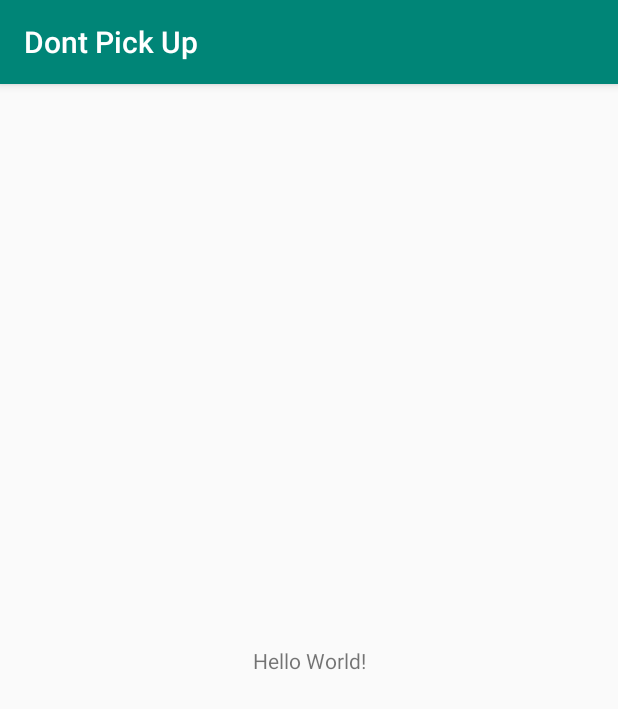
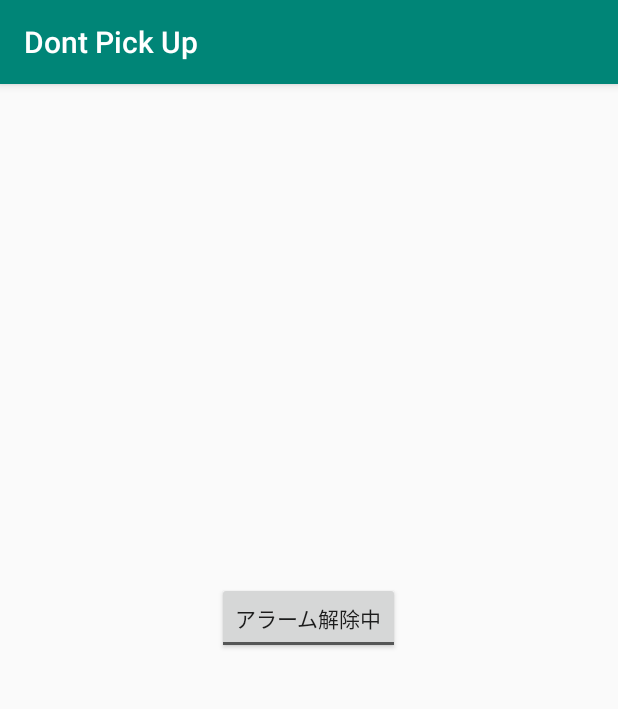
Before and after one commit to yongwoon/balnk, an Android app: the screen it shows after launch (MainActivity), on a phone screen of 412 x 824 dp. Shown: the top 709 px of the screen. Run offline under Robolectric (Android 15) with nearby library versions, the phone set to English and light mode, and no system bars.

Commit message:
Add toggle button

```diff
--- a/DontPickUp/app/src/main/res/layout/activity_main.xml
+++ b/DontPickUp/app/src/main/res/layout/activity_main.xml
@@ -6,13 +6,17 @@
     android:layout_height="match_parent"
     tools:context=".MainActivity">
 
-    <TextView
+    <ToggleButton
+        android:id="@+id/toggle"
         android:layout_width="wrap_content"
         android:layout_height="wrap_content"
-        android:text="Hello World!"
+        android:text="ToggleButton"
+        android:textOff="@string/stop_text"
+        android:textOn="@string/start_text"
         app:layout_constraintBottom_toBottomOf="parent"
-        app:layout_constraintLeft_toLeftOf="parent"
-        app:layout_constraintRight_toRightOf="parent"
-        app:layout_constraintTop_toTopOf="parent" />
-
+        app:layout_constraintEnd_toEndOf="parent"
+        app:layout_constraintHorizontal_bias="0.498"
+        app:layout_constraintStart_toStartOf="parent"
+        app:layout_constraintTop_toTopOf="parent"
+        app:layout_constraintVertical_bias="0.461" />
 </android.support.constraint.ConstraintLayout>
--- a/DontPickUp/app/src/main/res/values/strings.xml
+++ b/DontPickUp/app/src/main/res/values/strings.xml
@@ -1,3 +1,5 @@
 <resources>
     <string name="app_name">Dont Pick Up</string>
+    <string name="stop_text">アラーム解除中</string>
+    <string name="start_text">アラームセット中</string>
 </resources>
```
